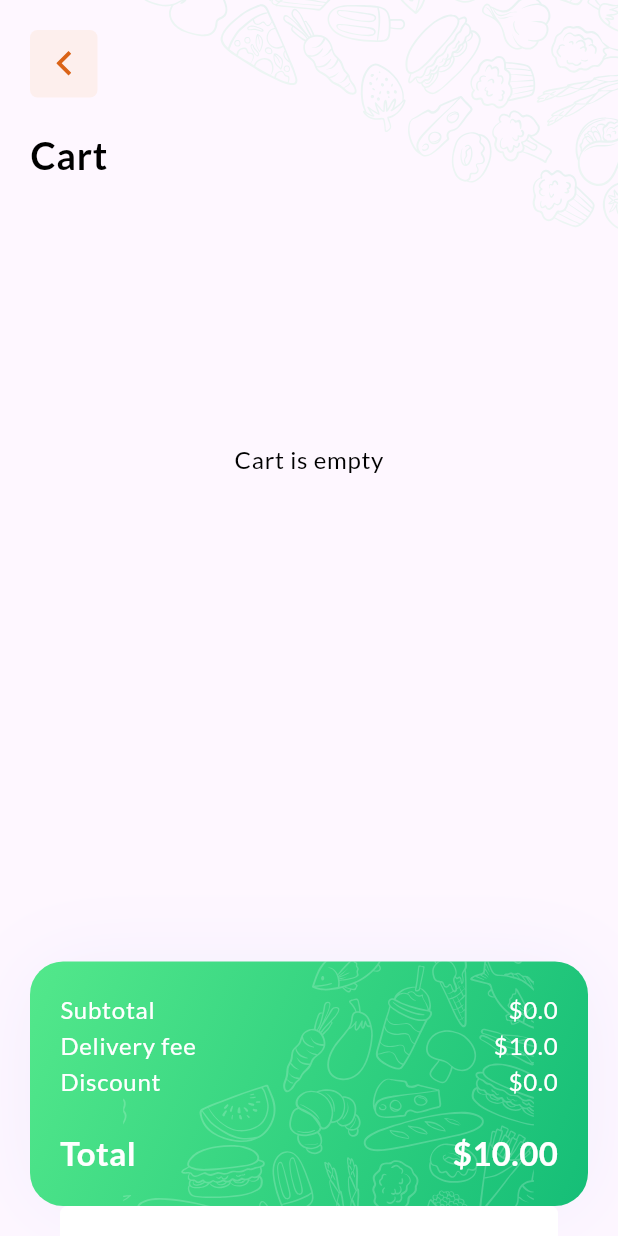
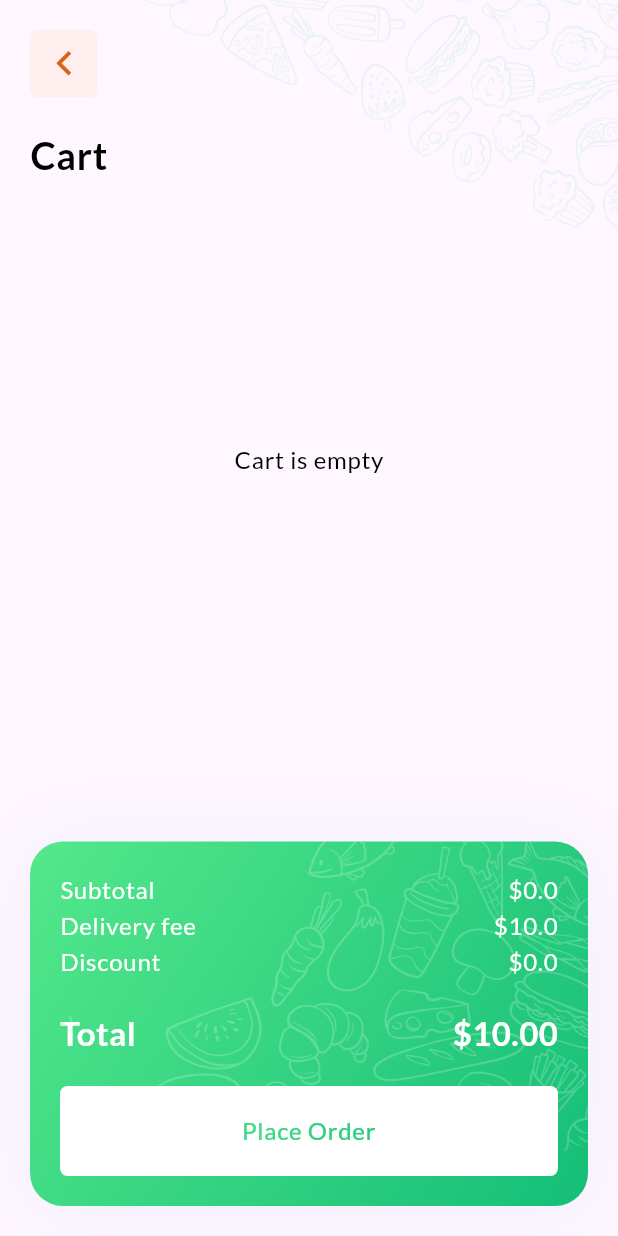
Before and after one commit to farhanyousaf786/stadium_food, a Flutter app: the CartScreen screen opened by its route, on a phone screen of 412 x 824 dp. Run offline on Flutter 3.47's test engine with Material 3 defaults, Android fonts, the phone set to English and light mode, and no system bars; our stand-ins replace bloc, cloud_firestore, dio, equatable, firebase_auth, firebase_core and 10 more; accounts and stored records are empty.

Commit message:
menue ui fix

```diff
--- a/lib/src/presentation/screens/auth/register_success_screen.dart
+++ b/lib/src/presentation/screens/auth/register_success_screen.dart
@@ -1,5 +1,6 @@
 import 'package:flutter/material.dart';
 import 'package:flutter_svg/flutter_svg.dart';
+import 'package:hive/hive.dart';
 import 'package:stadium_food/src/presentation/widgets/buttons/primary_button.dart';
 import 'package:stadium_food/src/presentation/utils/app_colors.dart';
 import 'package:stadium_food/src/presentation/utils/custom_text_style.dart';
@@ -64,6 +65,9 @@ class RegisterSuccessScreen extends StatelessWidget {
               child: PrimaryButton(
                 text: "Try Order",
                 onTap: () {
+
+                  var box = Hive.box('myBox');
+                  box.put('isRegistered', true);
                   Navigator.pushNamedAndRemoveUntil(
                     context,
                     "/home",
--- a/lib/src/presentation/screens/explore/food_list_screen.dart
+++ b/lib/src/presentation/screens/explore/food_list_screen.dart
@@ -188,7 +188,7 @@ class _FoodListScreenState extends State<FoodListScreen> {
                                   onTap: () {
                                     Navigator.pushNamed(
                                       context,
-                                      '/food-details',
+                                      '/foods/detail',
                                       arguments: _filteredFoods[index],
                                     );
                                   },
--- a/lib/src/presentation/widgets/price_info_widget.dart
+++ b/lib/src/presentation/widgets/price_info_widget.dart
@@ -17,7 +17,7 @@ class PriceInfoWidget extends StatelessWidget {
   Widget build(BuildContext context) {
     return IntrinsicHeight(
       child: Container(
-        height: 163,
+
         margin: const EdgeInsets.all(20),
         decoration: BoxDecoration(
           gradient: LinearGradient(
```
Also changed, not shown: pubspec.yaml (+4 -4 lines), pubspec.lock, 5 other files.
